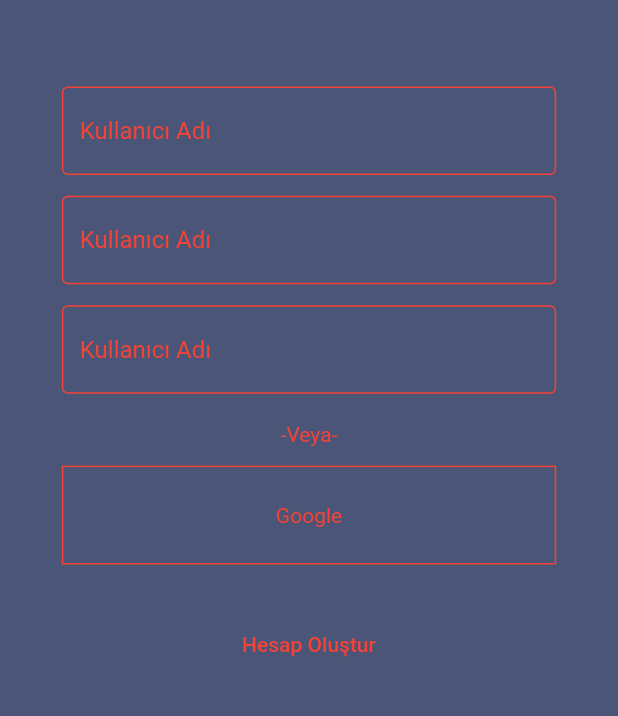
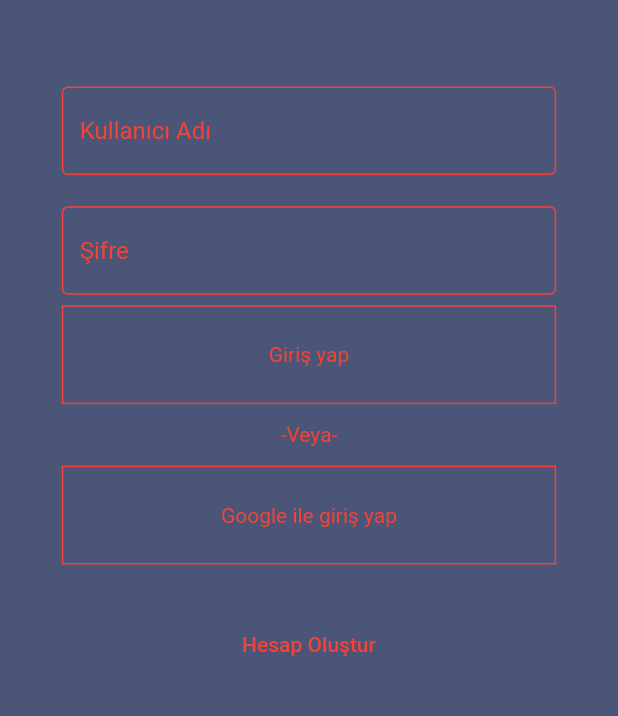
Before and after one commit to yazilimmuhendisligibilecik/MyTeam, a Flutter app: the screen it shows after launch, on a phone screen of 412 x 824 dp, the part 196-912 px from its top. Run offline on Flutter 3.47's test engine with Material 2 defaults, Android fonts, the phone set to English and light mode, and no system bars; our stand-ins replace firebase_auth, firebase_core; accounts and stored records are empty; Roboto replaces fonts that are missing (Sansita).

Commit message:
Giriş işlemleri tamamlandı

```diff
--- a/lib/main.dart
+++ b/lib/main.dart
@@ -1,19 +1,28 @@
 import 'package:flutter/material.dart';
-import 'package:myteam/signinpage.dart';
+import 'package:firebase_core/firebase_core.dart';
+import 'package:myteam/servis/firebaseservis.dart';
+import 'package:myteam/yonlendirici.dart';
+import 'package:provider/provider.dart';
 
-void main() {
+
+void main() async {
+  WidgetsFlutterBinding.ensureInitialized();
+  await Firebase.initializeApp();
   runApp(MyApp());
 }
 
 class MyApp extends StatelessWidget {
   @override
   Widget build(BuildContext context) {
-    return MaterialApp(
-      title: 'Flutter Demo',
-      theme: ThemeData(
-        primarySwatch: Colors.blue,
+    return ChangeNotifierProvider(
+      create: (context) => Firebaseservis(),
+          child: MaterialApp(
+        title: 'Flutter Demo',
+        theme: ThemeData(
+          primarySwatch: Colors.blue,
+        ),
+        home: MyHomePage(),
       ),
-      home: MyHomePage(),
     );
   }
 }
@@ -27,7 +36,7 @@ class _MyHomePageState extends State<MyHomePage> {
   @override
   Widget build(BuildContext context) {
     return Scaffold(
-      body:SignInPage(),
+      body: Yonlendirici(),
     );
   }
 }
--- /dev/null
+++ b/lib/modeller/usermodel.dart
@@ -0,0 +1,5 @@
+class Usermodel {
+  final String userID;
+
+  Usermodel({this.userID});
+}
--- /dev/null
+++ b/lib/servis/firebaseservis.dart
@@ -0,0 +1,53 @@
+import 'package:firebase_auth/firebase_auth.dart';
+import "package:flutter/material.dart";
+import 'package:myteam/modeller/usermodel.dart';
+
+class Firebaseservis extends ChangeNotifier {
+  FirebaseAuth _auth = FirebaseAuth.instance;
+  Usermodel _usermodel;
+  get user => _usermodel;
+
+  Firebaseservis() {
+    currentuser();
+    notifyListeners();
+  }
+  currentuser() {
+    var kullanici = _auth.currentUser;
+    _usermodel =_userfromfirebase(kullanici);
+  }
+
+  createwithemail(String email, String password) async {
+    try {
+      UserCredential user = await _auth.createUserWithEmailAndPassword(
+          email: email, password: password);
+      _usermodel = _userfromfirebase(user.user);
+      notifyListeners();
+    } catch (e) {
+      print("createmail hata");
+    }
+  }
+
+  signwithemail(String email, String password) async {
+    try {
+      UserCredential user = await _auth.signInWithEmailAndPassword(
+          email: email, password: password);
+      _usermodel = _userfromfirebase(user.user);
+      notifyListeners();
+    } catch (e) {
+      print("signemail hata");
+    }
+  }
+
+  signout() async {
+    await _auth.signOut();
+    _usermodel = null;
+    notifyListeners();
+  }
+
+  _userfromfirebase(User user) {
+    if (user == null) {
+      return null;
+    }
+    return Usermodel(userID: user.uid);
+  }
+}
--- a/lib/signinpage.dart
+++ b/lib/signinpage.dart
@@ -1,4 +1,7 @@
 import "package:flutter/material.dart";
+import 'package:myteam/createuserpage.dart';
+import 'package:myteam/servis/firebaseservis.dart';
+import 'package:provider/provider.dart';
 
 class SignInPage extends StatefulWidget {
   SignInPage({Key key}) : super(key: key);
@@ -8,8 +11,12 @@ class SignInPage extends StatefulWidget {
 }
 
 class _SignInPageState extends State<SignInPage> {
+  TextEditingController _emailcontroller = TextEditingController();
+  TextEditingController _passwordcontroller = TextEditingController();
+
   @override
   Widget build(BuildContext context) {
+    var kullanici = Provider.of<Firebaseservis>(context);
     double width = MediaQuery.of(context).size.width;
     double height = MediaQuery.of(context).size.height;
     return Scaffold(
@@ -38,6 +45,7 @@ class _SignInPageState extends State<SignInPage> {
                 width: width * 80 / 100,
                 height: height * 8 / 100,
                 child: TextField(
+                  controller: _emailcontroller,
                   decoration: InputDecoration(
                     hintText: "Kullanıcı Adı",
                     hintStyle: TextStyle(color: Colors.red),
@@ -48,12 +56,14 @@ class _SignInPageState extends State<SignInPage> {
                 ),
               ),
               SizedBox(height: 7),
+              SizedBox(height: 7),
               Container(
                 width: width * 80 / 100,
                 height: height * 8 / 100,
                 child: TextField(
+                  controller: _passwordcontroller,
                   decoration: InputDecoration(
-                    hintText: "Kullanıcı Adı",
+                    hintText: "Şifre",
                     hintStyle: TextStyle(color: Colors.red),
                     enabledBorder: OutlineInputBorder(
                       borderSide: BorderSide(color: Colors.red, width: 1.0),
@@ -61,18 +71,21 @@ class _SignInPageState extends State<SignInPage> {
                   ),
                 ),
               ),
-              SizedBox(height: 7),
-              Container(
-                width: width * 80 / 100,
-                height: height * 8 / 100,
-                child: TextField(
-                  decoration: InputDecoration(
-                    hintText: "Kullanıcı Adı",
-                    hintStyle: TextStyle(color: Colors.red),
-                    enabledBorder: OutlineInputBorder(
-                      borderSide: BorderSide(color: Colors.red, width: 1.0),
-                    ),
-                  ),
+              GestureDetector(
+                onTap: () {
+                  kullanici.signwithemail(
+                      _emailcontroller.text, _passwordcontroller.text);
+                },
+                child: Container(
+                  decoration: BoxDecoration(
+                      border: Border.all(width: 1, color: Colors.red)),
+                  width: width * 80 / 100,
+                  height: height * 8 / 100,
+                  child: Center(
+                      child: Text(
+                    "Giriş yap",
+                    style: TextStyle(color: Colors.red),
+                  )),
                 ),
               ),
               SizedBox(
@@ -90,7 +103,7 @@ class _SignInPageState extends State<SignInPage> {
                   height: height * 8 / 100,
                   child: Center(
                       child: Text(
-                    "Google",
+                    "Google ile giriş yap",
                     style: TextStyle(color: Colors.red),
                   )),
                 ),
@@ -99,7 +112,12 @@ class _SignInPageState extends State<SignInPage> {
                 height: 29,
               ),
               TextButton(
-                  onPressed: () => null,
+                  onPressed: () {
+                    Navigator.push(
+                        context,
+                        MaterialPageRoute(
+                            builder: (context) => CreateUserPage()));
+                  },
                   child: Text("Hesap Oluştur",
                       style: TextStyle(color: Colors.red))),
             ],
--- /dev/null
+++ b/lib/yonlendirici.dart
@@ -0,0 +1,15 @@
+import "package:flutter/material.dart";
+import 'package:myteam/homepage.dart';
+import 'package:myteam/servis/firebaseservis.dart';
+import 'package:myteam/signinpage.dart';
+import 'package:provider/provider.dart';
+
+class Yonlendirici extends StatelessWidget {
+  const Yonlendirici({Key key}) : super(key: key);
+
+  @override
+  Widget build(BuildContext context) {
+    var kullanici = Provider.of<Firebaseservis>(context);
+    return kullanici.user == null ? SignInPage() : HomePage();
+  }
+}
--- a/pubspec.yaml
+++ b/pubspec.yaml
@@ -28,6 +28,12 @@ dependencies:
   # The following adds the Cupertino Icons font to your application.
   # Use with the CupertinoIcons class for iOS style icons.
   cupertino_icons: ^1.0.2
+  firebase_auth: ^1.0.0
+  firebase_core: ^1.0.0
+  google_sign_in: ^5.0.1
+  cloud_firestore: ^1.0.0
+  provider: ^5.0.0
+  get: ^4.1.1
 
 dev_dependencies:
   flutter_test:
```
Also changed, not shown: lib/createuserpage.dart (added, +69 -0 lines), lib/homepage.dart (added, +31 -0 lines), pubspec.lock, 3 other files.
